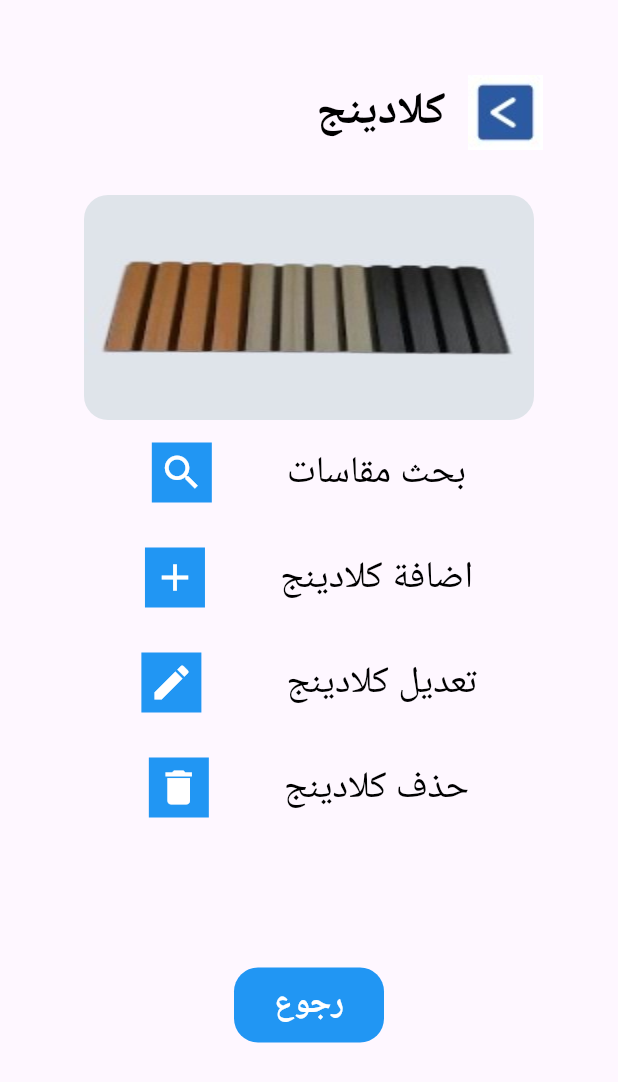
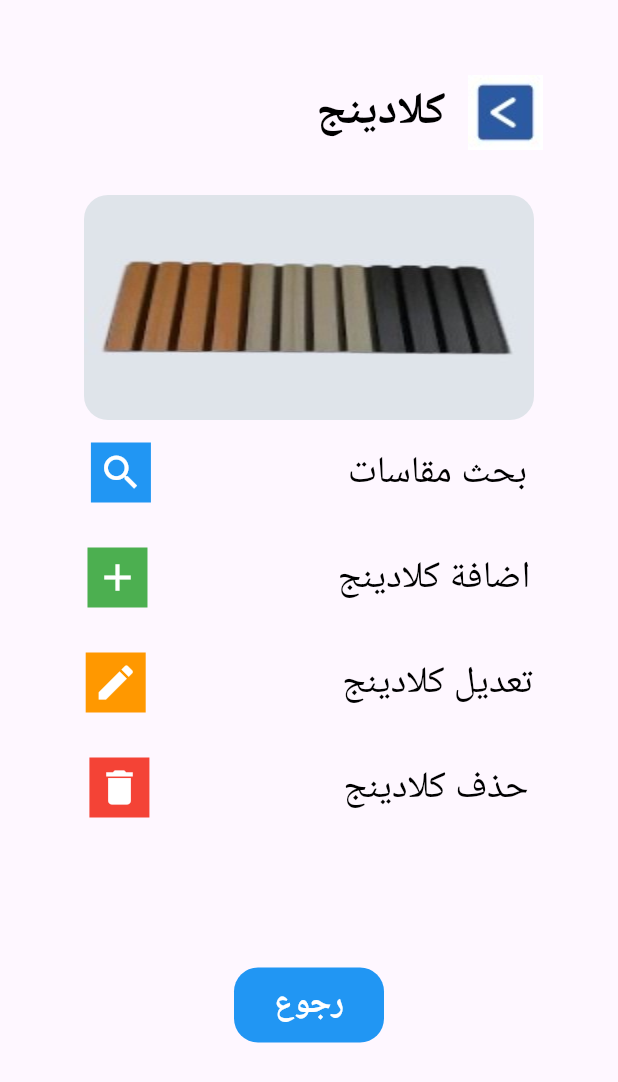
Before and after one commit to Kaream66/Bannars-Progect, a Flutter app: the CladingPage screen opened directly, on a phone screen of 412 x 824 dp. Shown: the top 1082 px of the screen. Run offline on Flutter 3.47's test engine with Material 3 defaults, Android fonts, the phone set to English and light mode, and no system bars.

```diff
--- a/lib/pages/cladding/clading_page.dart
+++ b/lib/pages/cladding/clading_page.dart
@@ -51,6 +51,7 @@ class CladingPage extends StatelessWidget {
                 height: 15,
               ),
               OptionWidget(
+                iconColor: Colors.blue,
                 optionName: 'بحث مقاسات',
                 iconName: Icons.search,
                 onTap: () {
@@ -66,6 +67,7 @@ class CladingPage extends StatelessWidget {
                 height: 30,
               ),
               OptionWidget(
+                iconColor: Colors.green,
                 optionName: 'اضافة كلادينج',
                 iconName: Icons.add,
                 onTap: () {
@@ -81,6 +83,7 @@ class CladingPage extends StatelessWidget {
                 height: 30,
               ),
               OptionWidget(
+                iconColor: Colors.orange,
                 optionName: ' تعديل كلادينج',
                 iconName: Icons.edit,
                 onTap: () {
@@ -98,6 +101,7 @@ class CladingPage extends StatelessWidget {
                 height: 30,
               ),
               OptionWidget(
+                iconColor: Colors.red,
                 optionName: 'حذف كلادينج',
                 iconName: Icons.delete,
                 onTap: () {
--- a/lib/pages/led/led_page.dart
+++ b/lib/pages/led/led_page.dart
@@ -52,6 +52,7 @@ class LedPage extends StatelessWidget {
                 height: 15,
               ),
               OptionWidget(
+                iconColor: Colors.blue,
                 optionName: 'بحث مقاسات',
                 iconName: Icons.search,
                 onTap: () {
@@ -67,6 +68,7 @@ class LedPage extends StatelessWidget {
                 height: 30,
               ),
               OptionWidget(
+                iconColor: Colors.green,
                 optionName: 'اضافة ليدات',
                 iconName: Icons.add,
                 onTap: () {
@@ -82,6 +84,7 @@ class LedPage extends StatelessWidget {
                 height: 30,
               ),
               OptionWidget(
+                iconColor: Colors.orange,
                 optionName: ' تعديل ليدات',
                 iconName: Icons.edit,
                 onTap: () {
@@ -99,6 +102,7 @@ class LedPage extends StatelessWidget {
                 height: 30,
               ),
               OptionWidget(
+                iconColor: Colors.red,
                 optionName: 'حذف ليدات',
                 iconName: Icons.delete,
                 onTap: () {
--- a/lib/pages/trans/trans_page.dart
+++ b/lib/pages/trans/trans_page.dart
@@ -51,6 +51,7 @@ class TransPage extends StatelessWidget {
                 height: 15,
               ),
               OptionWidget(
+                iconColor: Colors.blue,
                 optionName: 'بحث عدد',
                 iconName: Icons.search,
                 onTap: () {
@@ -66,6 +67,7 @@ class TransPage extends StatelessWidget {
                 height: 30,
               ),
               OptionWidget(
+                iconColor: Colors.green,
                 optionName: 'اضافة ترانسات',
                 iconName: Icons.add,
                 onTap: () {
@@ -81,6 +83,7 @@ class TransPage extends StatelessWidget {
                 height: 30,
               ),
               OptionWidget(
+                iconColor: Colors.orange,
                 optionName: ' تعديل ترانسات',
                 iconName: Icons.edit,
                 onTap: () {
@@ -98,6 +101,7 @@ class TransPage extends StatelessWidget {
                 height: 30,
               ),
               OptionWidget(
+                iconColor: Colors.red,
                 optionName: 'حذف ترانسات',
                 iconName: Icons.delete,
                 onTap: () {
--- a/lib/widgets/option_widget.dart
+++ b/lib/widgets/option_widget.dart
@@ -2,20 +2,23 @@ import 'package:flutter/material.dart';
 
 class OptionWidget extends StatelessWidget {
   const OptionWidget(
-      {super.key, required this.optionName, required this.iconName,required this.onTap });
+      {super.key,
+      required this.optionName,
+      required this.iconName,
+      required this.onTap, required this.iconColor});
   final String optionName;
   final IconData iconName;
   final VoidCallback onTap;
+  final Color iconColor;
   @override
   Widget build(BuildContext context) {
     return GestureDetector(
       onTap: onTap,
       child: Row(
-        mainAxisAlignment: MainAxisAlignment.center,
+        mainAxisAlignment: MainAxisAlignment.spaceEvenly,
         children: [
-
           Container(
-              color: Colors.blue,
+            color:iconColor,
             height: 40,
             width: 40,
             child: Icon(
@@ -24,7 +27,6 @@ class OptionWidget extends StatelessWidget {
               color: Colors.white,
             ),
           ),
-
           const SizedBox(
             width: 50,
           ),
```
Lines whose indentation alone changed are shown as unchanged.
